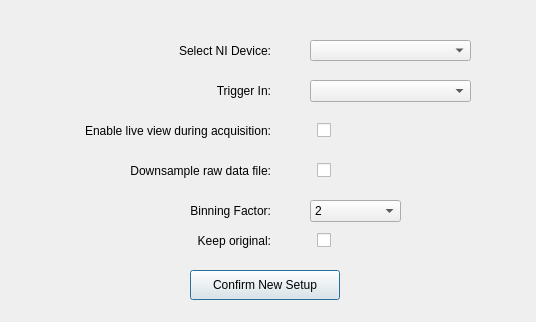
Above: src/app/src/advancedsetupdialog.ui from CuriBio/nautilus_acquisition before the change. Below: the same form after it.
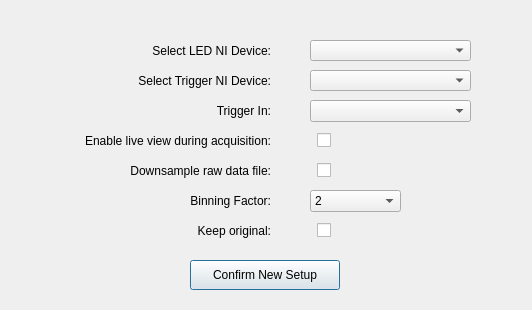
That is the form after the change.

Commit message: Add manual trigger

What changed in the file:
```diff
--- a/src/app/src/advancedsetupdialog.ui
+++ b/src/app/src/advancedsetupdialog.ui
@@ -6,8 +6,8 @@
    <rect>
     <x>0</x>
     <y>0</y>
-    <width>536</width>
-    <height>322</height>
+    <width>532</width>
+    <height>310</height>
    </rect>
   </property>
   <property name="windowTitle">
@@ -26,14 +26,14 @@
   <widget class="QLabel" name="label">
    <property name="geometry">
     <rect>
-     <x>130</x>
+     <x>120</x>
      <y>40</y>
-     <width>141</width>
+     <width>151</width>
      <height>21</height>
     </rect>
    </property>
    <property name="text">
-    <string>Select NI Device:</string>
+    <string>Select LED NI Device:</string>
    </property>
    <property name="alignment">
     <set>Qt::AlignRight|Qt::AlignTrailing|Qt::AlignVCenter</set>
@@ -43,7 +43,7 @@
    <property name="geometry">
     <rect>
      <x>190</x>
-     <y>270</y>
+     <y>260</y>
      <width>150</width>
      <height>30</height>
     </rect>
@@ -56,7 +56,7 @@
    <property name="geometry">
     <rect>
      <x>160</x>
-     <y>80</y>
+     <y>100</y>
      <width>111</width>
      <height>21</height>
     </rect>
@@ -72,7 +72,7 @@
    <property name="geometry">
     <rect>
      <x>310</x>
-     <y>80</y>
+     <y>100</y>
      <width>161</width>
      <height>22</height>
     </rect>
@@ -82,7 +82,7 @@
    <property name="geometry">
     <rect>
      <x>310</x>
-     <y>120</y>
+     <y>130</y>
      <width>21</width>
      <height>21</height>
     </rect>
@@ -98,7 +98,7 @@
    <property name="geometry">
     <rect>
      <x>10</x>
-     <y>120</y>
+     <y>130</y>
      <width>261</width>
      <height>21</height>
     </rect>
@@ -146,7 +146,7 @@
    <property name="geometry">
     <rect>
      <x>10</x>
-     <y>200</y>
+     <y>190</y>
      <width>261</width>
      <height>21</height>
     </rect>
@@ -168,7 +168,7 @@
    <property name="geometry">
     <rect>
      <x>310</x>
-     <y>200</y>
+     <y>190</y>
      <width>91</width>
      <height>22</height>
     </rect>
@@ -198,7 +198,7 @@
    <property name="geometry">
     <rect>
      <x>10</x>
-     <y>230</y>
+     <y>220</y>
      <width>261</width>
      <height>21</height>
     </rect>
@@ -217,7 +217,7 @@
    <property name="geometry">
     <rect>
      <x>310</x>
-     <y>230</y>
+     <y>220</y>
      <width>21</width>
      <height>21</height>
     </rect>
@@ -229,6 +229,32 @@
     <string/>
    </property>
   </widget>
+  <widget class="QLabel" name="label_7">
+   <property name="geometry">
+    <rect>
+     <x>100</x>
+     <y>70</y>
+     <width>171</width>
+     <height>21</height>
+    </rect>
+   </property>
+   <property name="text">
+    <string>Select Trigger NI Device:</string>
+   </property>
+   <property name="alignment">
+    <set>Qt::AlignRight|Qt::AlignTrailing|Qt::AlignVCenter</set>
+   </property>
+  </widget>
+  <widget class="QComboBox" name="triggerDeviceList">
+   <property name="geometry">
+    <rect>
+     <x>310</x>
+     <y>70</y>
+     <width>161</width>
+     <height>21</height>
+    </rect>
+   </property>
+  </widget>
  </widget>
  <resources/>
  <connections/>
```
Left out of the diff: 2 changed lines with no effect on the pictures. The commit also changes 11 other files.
